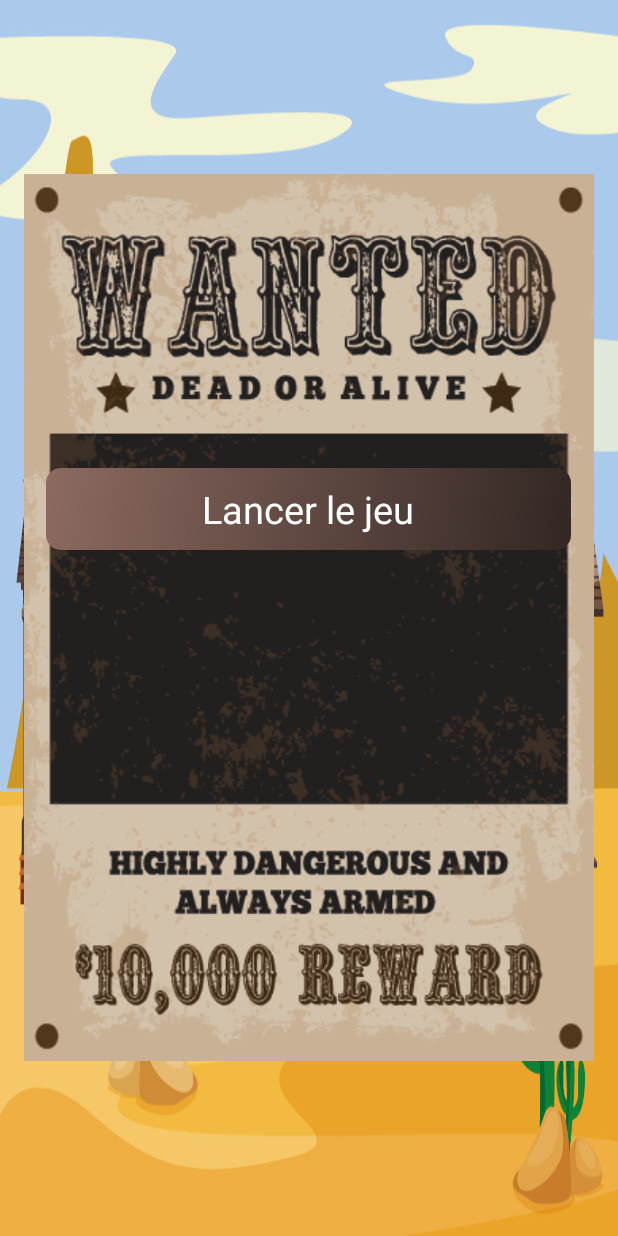
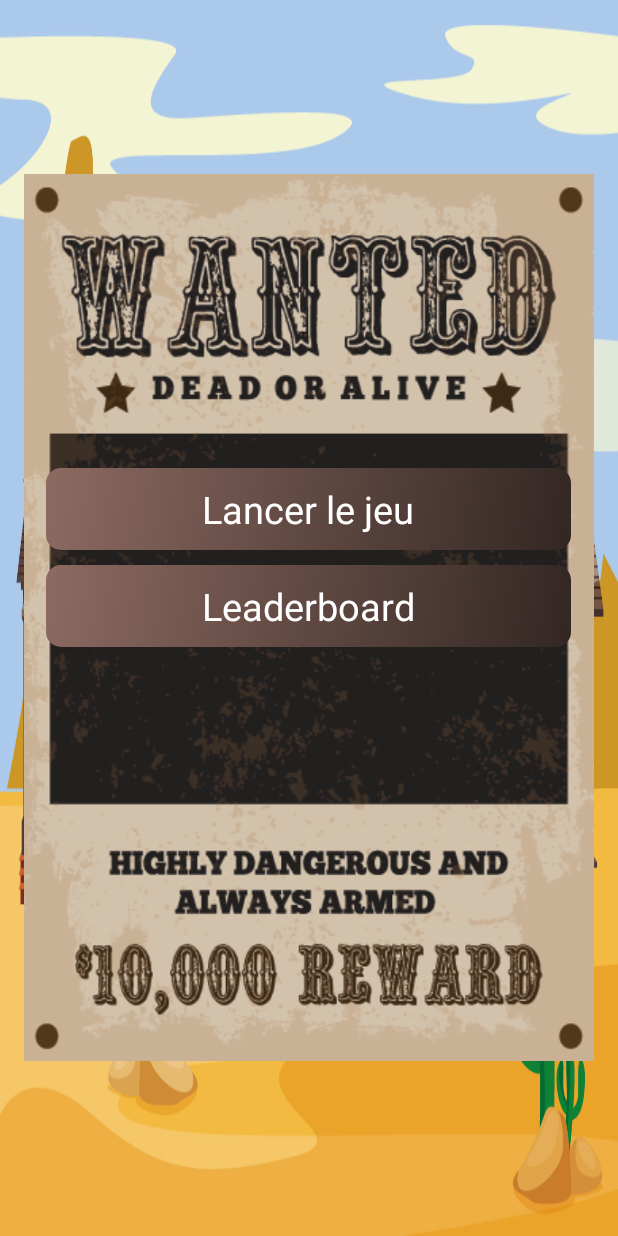
Before and after one commit to NitriKx/M2DL-FHCI-Challenge, an Android app: the screen it shows after launch (GameActivity), on a phone screen of 412 x 824 dp. Run offline under Robolectric (Android 15) with nearby library versions, the phone set to English and light mode, and no system bars; libraries missing offline, so code that uses them is left out: com.raizlabs.android; 1 statement that could not run was skipped.

Commit message:
Ajout d'un bouton permettant d'accéder au leaderboad depuis le menu principal

```diff
--- a/app/src/main/java/com/lifo/cowboy/GameActivity.java
+++ b/app/src/main/java/com/lifo/cowboy/GameActivity.java
@@ -40,6 +40,15 @@ public class GameActivity extends AppCompatActivity implements DansLaPocheListen
         }
         mp = MediaPlayer.create(this, R.raw.jeusoundtrack);
         mp.start();
+    }
+
+    /**
+     *
+     * @param v
+     */
+    public void showLeaderboard(View v) {
+        Intent i = new Intent(this, LeaderboardActivity.class);
+        startActivity(i);
     }
 
     @Override
--- a/app/src/main/res/layout/activity_game.xml
+++ b/app/src/main/res/layout/activity_game.xml
@@ -39,6 +39,14 @@
                 android:layout_centerHorizontal="true"
                 android:layout_gravity="center"
                 android:onClick="onClickJouer"/>
+
+            <Button
+                android:layout_width="match_parent"
+                android:layout_height="wrap_content"
+                android:text="Leaderboard"
+                android:id="@+id/game_leaderboard_activity"
+                android:layout_marginTop="10dp"
+                android:onClick="showLeaderboard" />
         </LinearLayout>
 
     </RelativeLayout>
```
